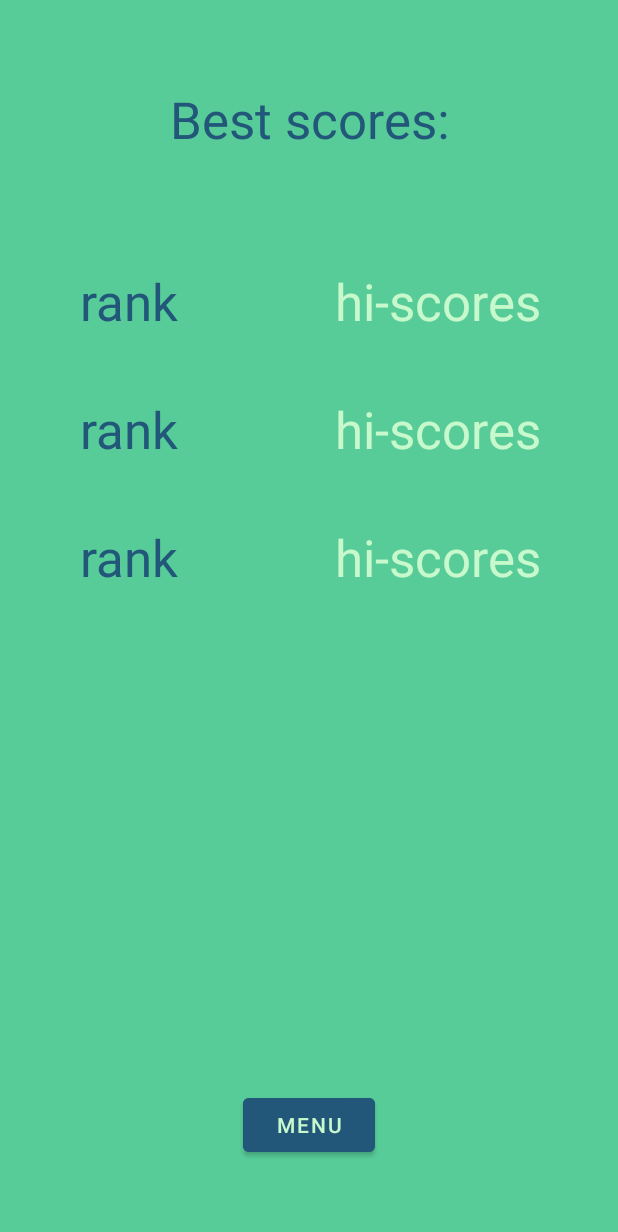
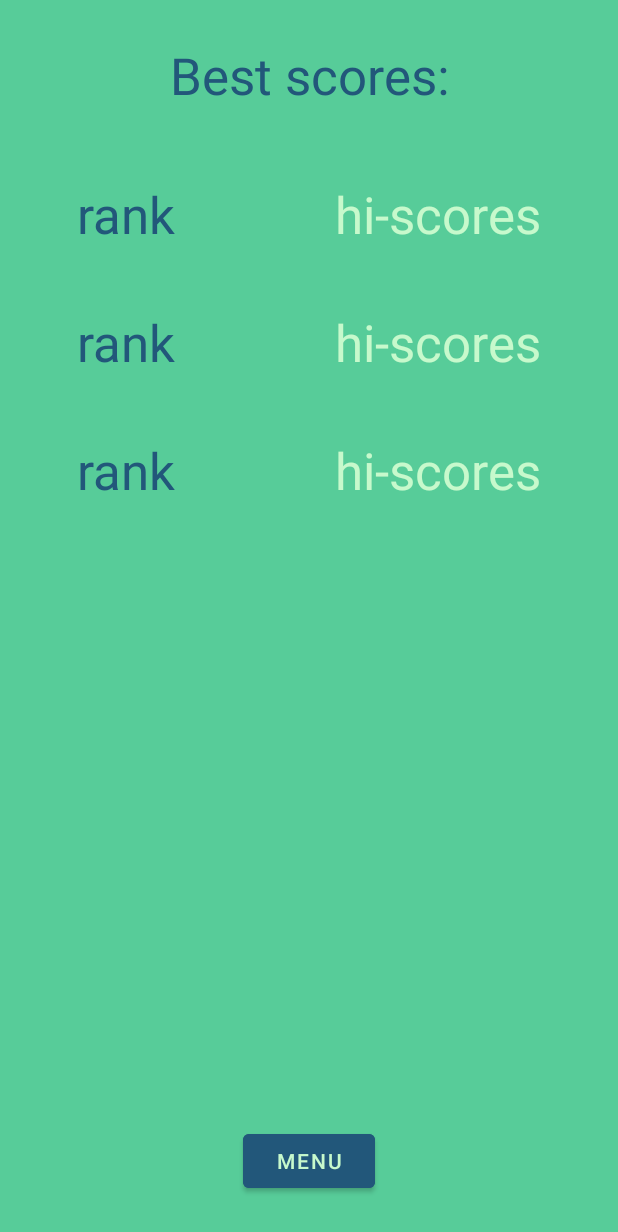
Before and after one commit to tobbesoren/HiLoCardApp, an Android app: the layout activity_hi_score.xml on its own in the app's theme, with its tools: preview values and no code run, on a phone screen of 412 x 824 dp. Shown: the top 1232 px of the screen. Run offline under Robolectric (Android 15) with nearby library versions, the light colour scheme and no system bars.

Commit message:
Changed constraint

```diff
--- a/app/src/main/res/layout/activity_hi_score.xml
+++ b/app/src/main/res/layout/activity_hi_score.xml
@@ -9,17 +9,18 @@
 
     <androidx.recyclerview.widget.RecyclerView
         android:id="@+id/hiScoreRecyclerView"
-        android:layout_width="407dp"
-        android:layout_height="517dp"
+        android:layout_width="0dp"
+        android:layout_height="0dp"
         android:layout_marginStart="1dp"
+        android:layout_marginTop="100dp"
         android:layout_marginEnd="1dp"
         android:layout_marginBottom="100dp"
         app:layout_constraintBottom_toBottomOf="parent"
         app:layout_constraintEnd_toEndOf="parent"
-        app:layout_constraintHorizontal_bias="1.0"
+        app:layout_constraintHorizontal_bias="0.0"
         app:layout_constraintStart_toStartOf="parent"
         app:layout_constraintTop_toTopOf="parent"
-        app:layout_constraintVertical_bias="0.763"
+        app:layout_constraintVertical_bias="1.0"
         tools:listitem="@layout/list_item" />
 
     <Button
```
